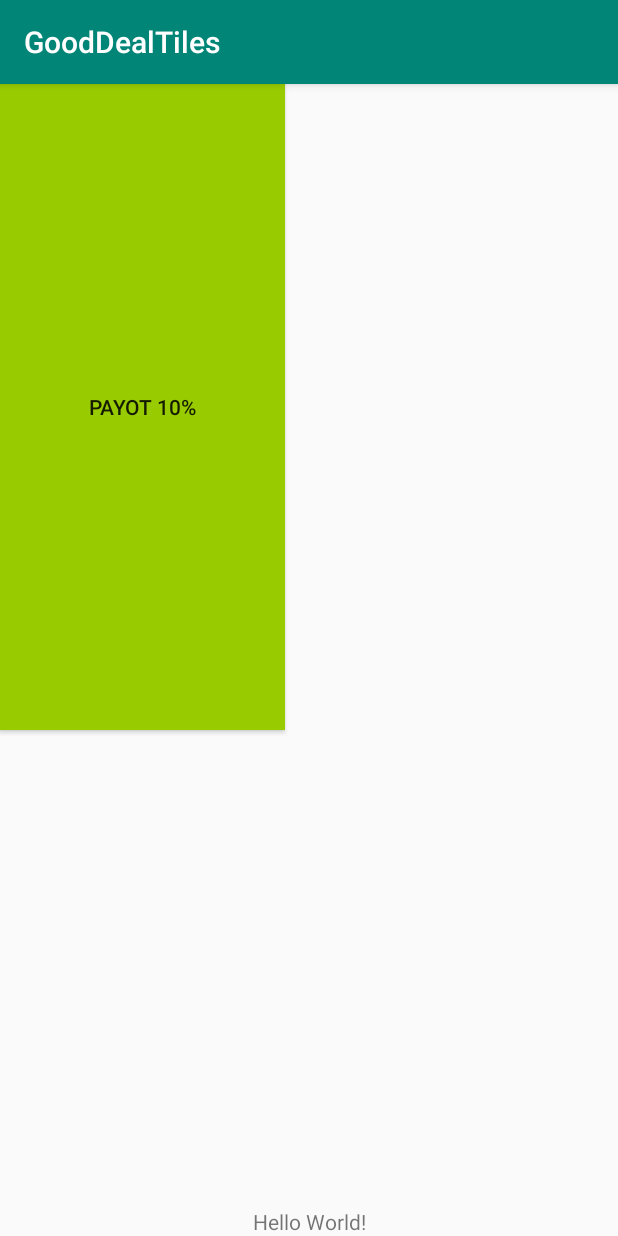
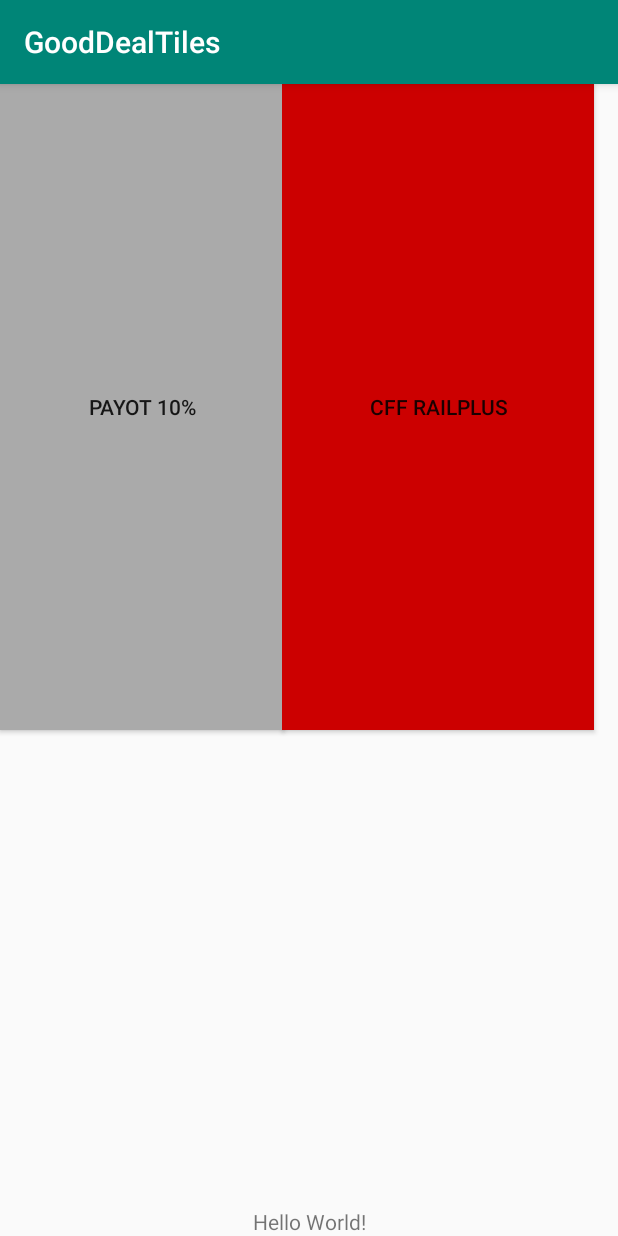
Before and after one commit to eyreko/GoodDealTiles, an Android app: the screen it shows after launch (MainActivity), on a phone screen of 412 x 824 dp. Run offline under Robolectric (Android 15) with nearby library versions, the phone set to English and light mode, and no system bars.

```diff
--- a/app/src/main/res/layout/activity_main.xml
+++ b/app/src/main/res/layout/activity_main.xml
@@ -21,13 +21,28 @@
         android:layout_width="190dp"
         android:layout_height="0dp"
         android:layout_marginBottom="318dp"
-        android:background="@android:color/holo_green_light"
+        android:background="@android:color/darker_gray"
         android:onClick="sendMessage"
         android:text="Payot 10%"
         app:layout_constraintBottom_toTopOf="@+id/textView2"
         app:layout_constraintStart_toStartOf="parent"
         app:layout_constraintTop_toTopOf="parent" />
 
+    <Button
+        android:id="@+id/tile2"
+        android:layout_width="208dp"
+        android:layout_height="0dp"
+        android:layout_marginStart="188dp"
+        android:layout_marginLeft="188dp"
+        android:layout_marginBottom="318dp"
+        android:background="@android:color/holo_red_dark"
+        android:onClick="sendMessage"
+        android:text="CFF Railplus"
+        app:layout_constraintBottom_toTopOf="@+id/textView2"
+        app:layout_constraintStart_toStartOf="parent"
+        app:layout_constraintTop_toTopOf="parent"
+        app:layout_constraintVertical_bias="0.0" />
+
     app:layout_constraintStart_toStartOf="parent"
 
 </android.support.constraint.ConstraintLayout>
```
Also changed, not shown: app/src/main/java/ch/hearc/ig/ta/tp/gooddealtiles/MainActivity.java (+13 -3 lines).
